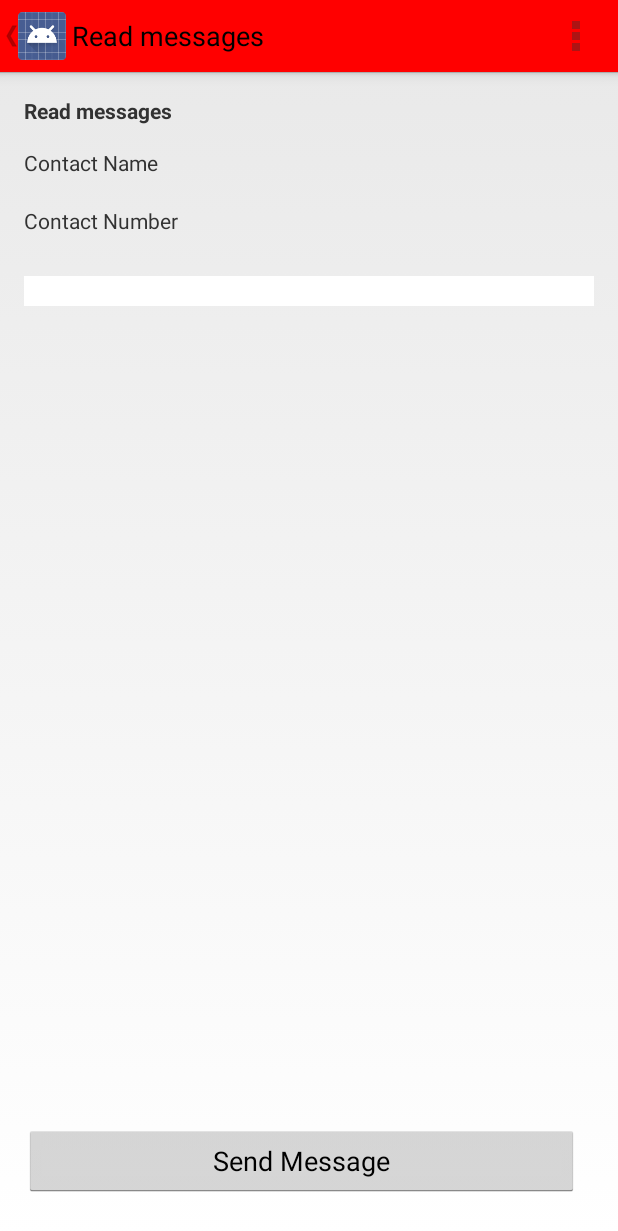
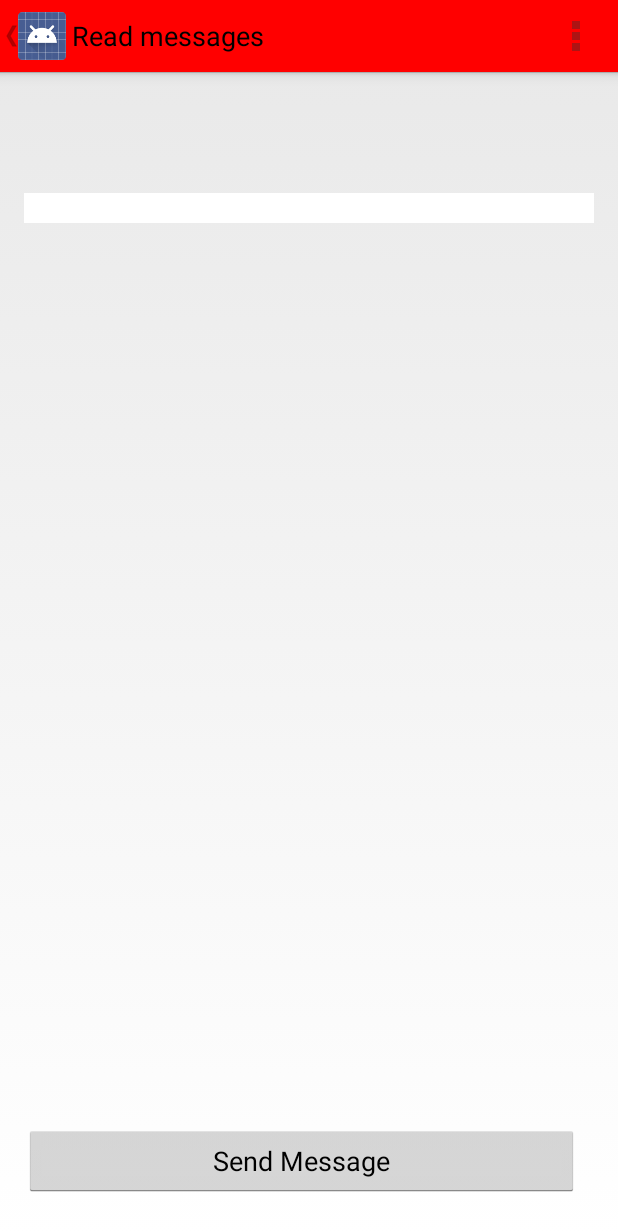
Before and after one commit to aleung-c/Contact_Managing_Android_app, an Android app: the Readmsg screen opened directly, with no data from a screen before it, on a phone screen of 412 x 824 dp. Shown: the top 1231 px of the screen. Run offline under Robolectric (Android 15) with nearby library versions, the phone set to English and light mode, and no system bars; 8 statements that could not run were skipped.

Commit message:
recup modifs

```diff
--- a/app/src/main/res/layout/activity_display_contact.xml
+++ b/app/src/main/res/layout/activity_display_contact.xml
@@ -37,7 +37,8 @@
         <TextView
             android:id="@+id/contact_name"
             android:layout_width="wrap_content"
-            android:layout_height="wrap_content" />
+            android:layout_height="wrap_content"
+            android:textSize="18dp"/>
         <!-- Contact number -->
         <TextView
             android:layout_width="wrap_content"
@@ -46,7 +47,8 @@
         <TextView
             android:id="@+id/contact_nb"
             android:layout_width="wrap_content"
-            android:layout_height="wrap_content" />
+            android:layout_height="wrap_content"
+            android:textSize="18dp"/>
         <!-- Contact organisation -->
         <TextView
                 android:layout_width="wrap_content"
--- a/app/src/main/res/layout/activity_readmsg.xml
+++ b/app/src/main/res/layout/activity_readmsg.xml
@@ -13,29 +13,30 @@
         android:orientation="vertical">
 
         <!-- Page Title -->
-        <TextView
-            android:layout_width="wrap_content"
-            android:layout_height="wrap_content"
-            android:textStyle="bold"
-            android:layout_marginBottom="15dp"
-            android:text="@string/title_activity_readmsg"/>
+        <!--<TextView-->
+            <!--android:layout_width="wrap_content"-->
+            <!--android:layout_height="wrap_content"-->
+            <!--android:textStyle="bold"-->
+            <!--android:layout_marginBottom="15dp"-->
+            <!--android:text="@string/title_activity_readmsg"/>-->
 
         <!-- Contact name -->
-        <TextView
-            android:layout_width="wrap_content"
-            android:layout_height="wrap_content"
-            android:text="@string/readmsg_contact_name_label"/>
+        <!--<TextView-->
+            <!--android:layout_width="wrap_content"-->
+            <!--android:layout_height="wrap_content"-->
+            <!--android:text="@string/readmsg_contact_name_label"/>-->
         <TextView
             android:id="@+id/readmsg_contact_name"
             android:layout_width="wrap_content"
             android:layout_height="wrap_content"
+            android:textSize="20dp"
             android:layout_marginLeft="8dp"/>
 
         <!-- Contact number -->
-        <TextView
-            android:layout_width="wrap_content"
-            android:layout_height="wrap_content"
-            android:text="@string/readmsg_contact_nb_label"/>
+        <!--<TextView-->
+            <!--android:layout_width="wrap_content"-->
+            <!--android:layout_height="wrap_content"-->
+            <!--android:text="@string/readmsg_contact_nb_label"/>-->
         <TextView
             android:id="@+id/readmsg_contact_nb"
             android:layout_width="wrap_content"
@@ -49,7 +50,9 @@
             android:layout_width="fill_parent"
             android:layout_height="fill_parent"
             android:scrollbars="none"
-            android:layout_weight="0.30">
+            android:layout_marginTop="10dp"
+            android:layout_weight="0.20">
+
             <LinearLayout
                 android:layout_width="fill_parent"
                 android:layout_height="fill_parent"
--- a/app/src/main/res/layout/activity_user_setting.xml
+++ b/app/src/main/res/layout/activity_user_setting.xml
@@ -13,6 +13,7 @@
             android:summary="@string/settings_header_color_select_summary"
             android:entryValues="@array/header_colors_array"
             android:title="@string/settings_header_color_select_label"
+
             />
     </PreferenceCategory>
 
```
Also changed, not shown: app/src/main/res/layout/activity_main.xml (+8 -6 lines), app/src/main/res/layout/list_twofields.xml (line endings or trailing spaces).
